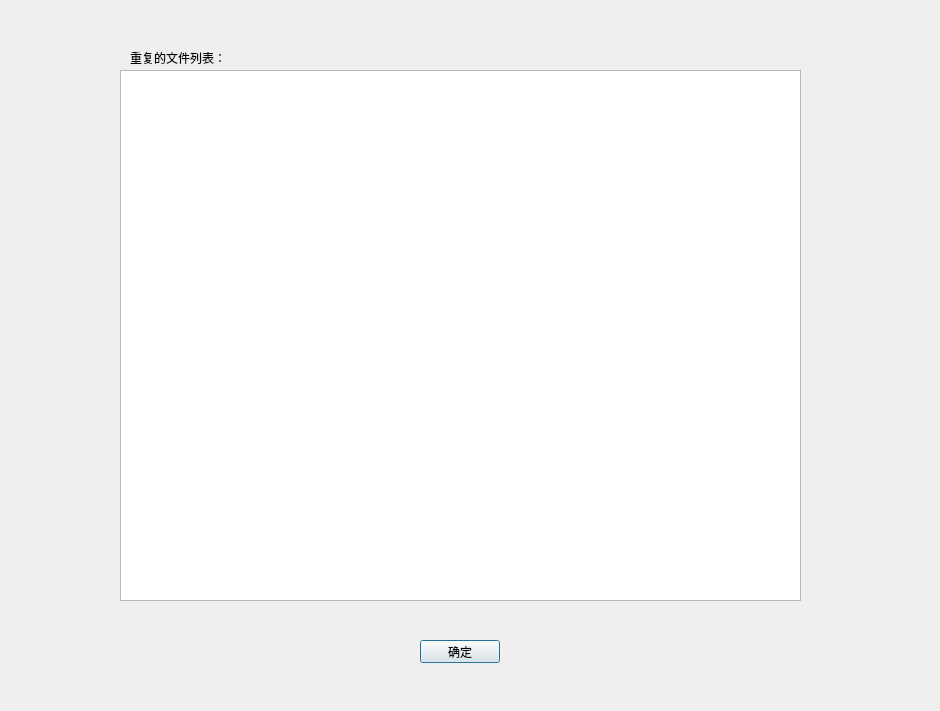
First picture: the form in ShowDupe.ui, repository FunnyAWM/MusicSyncTool, before the edit.
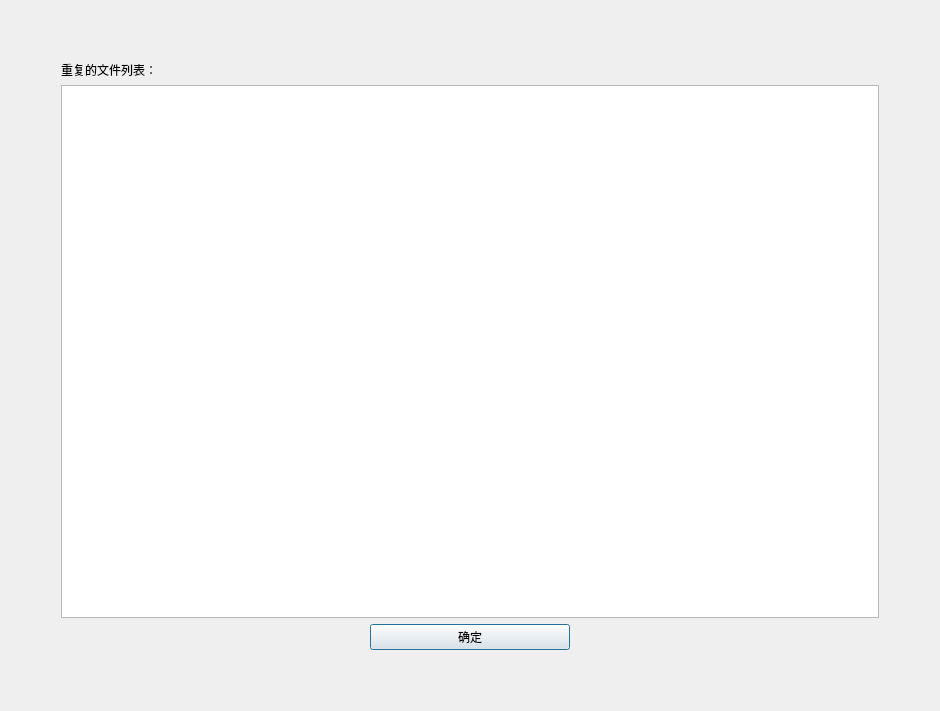
Second picture: the form after the edit.

Commit message: Added self-adaptive user interface.

```diff
--- a/ShowDupe.ui
+++ b/ShowDupe.ui
@@ -13,42 +13,77 @@
   <property name="windowTitle">
    <string>重复文件扫描结果</string>
   </property>
-  <widget class="QPushButton" name="pushButton">
-   <property name="geometry">
-    <rect>
-     <x>420</x>
-     <y>640</y>
-     <width>80</width>
-     <height>23</height>
-    </rect>
-   </property>
-   <property name="text">
-    <string>确定</string>
-   </property>
-  </widget>
-  <widget class="QListWidget" name="listWidget">
-   <property name="geometry">
-    <rect>
-     <x>120</x>
-     <y>70</y>
-     <width>681</width>
-     <height>531</height>
-    </rect>
-   </property>
-  </widget>
-  <widget class="QLabel" name="label">
-   <property name="geometry">
-    <rect>
-     <x>130</x>
-     <y>50</y>
-     <width>101</width>
-     <height>16</height>
-    </rect>
-   </property>
-   <property name="text">
-    <string>重复的文件列表：</string>
-   </property>
-  </widget>
+  <layout class="QGridLayout" name="gridLayout_2">
+   <item row="0" column="0">
+    <layout class="QGridLayout" name="gridLayout">
+     <property name="leftMargin">
+      <number>50</number>
+     </property>
+     <property name="topMargin">
+      <number>50</number>
+     </property>
+     <property name="rightMargin">
+      <number>50</number>
+     </property>
+     <property name="bottomMargin">
+      <number>50</number>
+     </property>
+     <item row="2" column="0">
+      <widget class="QLabel" name="label">
+       <property name="text">
+        <string>重复的文件列表：</string>
+       </property>
+      </widget>
+     </item>
+     <item row="4" column="0">
+      <layout class="QHBoxLayout" name="horizontalLayout">
+       <item>
+        <spacer name="horizontalSpacer">
+         <property name="orientation">
+          <enum>Qt::Orientation::Horizontal</enum>
+         </property>
+         <property name="sizeHint" stdset="0">
+          <size>
+           <width>40</width>
+           <height>20</height>
+          </size>
+         </property>
+        </spacer>
+       </item>
+       <item>
+        <widget class="QPushButton" name="pushButton">
+         <property name="minimumSize">
+          <size>
+           <width>200</width>
+           <height>0</height>
+          </size>
+         </property>
+         <property name="text">
+          <string>确定</string>
+         </property>
+        </widget>
+       </item>
+       <item>
+        <spacer name="horizontalSpacer_2">
+         <property name="orientation">
+          <enum>Qt::Orientation::Horizontal</enum>
+         </property>
+         <property name="sizeHint" stdset="0">
+          <size>
+           <width>40</width>
+           <height>20</height>
+          </size>
+         </property>
+        </spacer>
+       </item>
+      </layout>
+     </item>
+     <item row="3" column="0">
+      <widget class="QListWidget" name="listWidget"/>
+     </item>
+    </layout>
+   </item>
+  </layout>
  </widget>
  <layoutdefault spacing="6" margin="11"/>
  <resources/>
```
Left out of the diff: 4 changed lines with no effect on the pictures. The commit also changes 2 other files.
